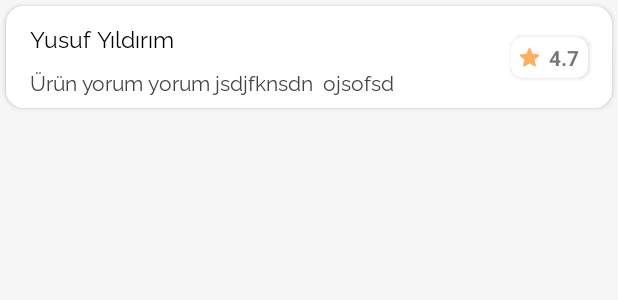
After one commit to sahinkaradeniz/ShoppingApp, an Android app: the layout row_product_comment.xml on its own in the app's theme, with its tools: preview values and no code run, on a phone screen of 412 x 824 dp. The commit adds this screen. Shown: the top 300 px of the screen. Run offline under Robolectric (Android 15) with nearby library versions, the phone set to English and light mode, and no system bars.

Commit message:
Fragment Product Details design and rcv adapter

```diff
--- /dev/null
+++ b/app/src/main/java/com/skapps/shoppingapp/model/Comment.kt
@@ -0,0 +1,5 @@
+package com.skapps.shoppingapp.model
+
+data class Comment(var id:String,var userID:String,var username:String,var comment:String, var rating: String) {
+
+}
--- /dev/null
+++ b/app/src/main/res/layout/row_product_comment.xml
@@ -0,0 +1,89 @@
+<?xml version="1.0" encoding="utf-8"?>
+<layout>
+<androidx.cardview.widget.CardView
+    xmlns:android="http://schemas.android.com/apk/res/android"
+    xmlns:app="http://schemas.android.com/apk/res-auto"
+    app:cardCornerRadius="12dp"
+    android:backgroundTint="@color/grey"
+    android:background="@color/grey"
+    android:layout_margin="4dp"
+    android:layout_width="match_parent"
+    android:layout_height="wrap_content">
+    <androidx.constraintlayout.widget.ConstraintLayout
+        android:layout_width="match_parent"
+        android:background="@color/white"
+        android:backgroundTint="@color/white"
+        android:layout_height="match_parent">
+    <androidx.cardview.widget.CardView
+        android:id="@+id/cardView4"
+        android:layout_width="wrap_content"
+        android:layout_height="wrap_content"
+        android:layout_marginEnd="16dp"
+        app:cardCornerRadius="8dp"
+        app:layout_constraintBottom_toBottomOf="parent"
+        app:layout_constraintEnd_toEndOf="parent"
+        app:layout_constraintTop_toTopOf="parent">
+
+        <androidx.constraintlayout.widget.ConstraintLayout
+            android:layout_width="match_parent"
+            android:layout_height="match_parent"
+            android:layout_marginStart="3dp"
+            android:layout_marginTop="4dp"
+            android:layout_marginEnd="6dp"
+            android:layout_marginBottom="4dp">
+
+            <androidx.appcompat.widget.AppCompatImageView
+                android:id="@+id/appCompatImageView2"
+                android:layout_width="wrap_content"
+                android:layout_height="wrap_content"
+                android:src="@drawable/ic_round_star_on"
+                app:layout_constraintBottom_toBottomOf="parent"
+                app:layout_constraintStart_toStartOf="parent"
+                app:layout_constraintTop_toTopOf="parent">
+
+            </androidx.appcompat.widget.AppCompatImageView>
+
+            <TextView
+                android:id="@+id/text_rating_comment"
+                android:layout_width="wrap_content"
+                android:layout_height="wrap_content"
+                android:layout_marginStart="4dp"
+                android:text="4.7"
+                android:textSize="14sp"
+                android:textStyle="bold"
+                app:layout_constraintBottom_toBottomOf="@+id/appCompatImageView2"
+                app:layout_constraintStart_toEndOf="@+id/appCompatImageView2"
+                app:layout_constraintTop_toTopOf="@+id/appCompatImageView2">
+
+            </TextView>
+        </androidx.constraintlayout.widget.ConstraintLayout>
+    </androidx.cardview.widget.CardView>
+
+    <TextView
+        android:id="@+id/text_username"
+        android:layout_width="wrap_content"
+        android:layout_height="wrap_content"
+        android:layout_marginStart="16dp"
+        android:layout_marginTop="10dp"
+        android:fontFamily="@font/raleway"
+        android:text="Yusuf Yıldırım"
+        android:textColor="@color/black"
+        android:textSize="15sp"
+        app:layout_constraintStart_toStartOf="parent"
+        app:layout_constraintTop_toTopOf="parent" />
+
+    <TextView
+        android:id="@+id/text_product_comment"
+        android:layout_width="wrap_content"
+        android:layout_height="wrap_content"
+        android:layout_marginTop="8dp"
+        android:layout_marginBottom="8dp"
+        android:fontFamily="@font/raleway"
+        android:text="Ürün yorum yorum jsdjfknsdn  ojsofsd "
+        android:textColor="@color/textcolor"
+        app:layout_constraintBottom_toBottomOf="parent"
+        app:layout_constraintStart_toStartOf="@+id/text_username"
+        app:layout_constraintTop_toBottomOf="@+id/text_username" />
+    </androidx.constraintlayout.widget.ConstraintLayout>
+</androidx.cardview.widget.CardView>
+</layout>
--- a/app/src/main/res/navigation/main_navigation.xml
+++ b/app/src/main/res/navigation/main_navigation.xml
@@ -33,6 +33,9 @@
         <action
             android:id="@+id/action_searchFragment_to_categoryFragment"
             app:destination="@id/categoryFragment" />
+        <action
+            android:id="@+id/action_searchFragment_to_productDetailsFragment2"
+            app:destination="@id/productDetailsFragment" />
     </fragment>
     <fragment
         android:id="@+id/categoryFragment"
@@ -52,6 +55,6 @@
         android:label="CartFragment" />
     <fragment
         android:id="@+id/productDetailsFragment"
-        android:name="com.skapps.shoppingapp.ui.product.ProductDetailsFragment"
+        android:name="com.skapps.shoppingapp.ui.details.ProductDetailsFragment"
         android:label="ProductDetailsFragment" />
 </navigation>
```
Also changed, not shown: app/src/main/java/com/skapps/shoppingapp/MainActivity.kt (+10 -1 lines), app/src/main/java/com/skapps/shoppingapp/adapter/ProductCommentAdapter.kt (added, +31 -0 lines), app/src/main/java/com/skapps/shoppingapp/ui/details/ProductDetailsFragment.kt (added, +41 -0 lines), app/src/main/java/com/skapps/shoppingapp/ui/details/ProductDetailsViewModel.kt (added, +25 -0 lines), app/src/main/java/com/skapps/shoppingapp/ui/product/ProductDetailsFragment.kt (deleted, +0 -32 lines), app/src/main/java/com/skapps/shoppingapp/ui/product/ProductDetailsViewModel.kt (deleted, +0 -7 lines), app/src/main/java/com/skapps/shoppingapp/ui/search/SearchFragment.kt (+17 -15 lines), app/src/main/res/layout/fragment_product_details.xml (+54 -6 lines).
